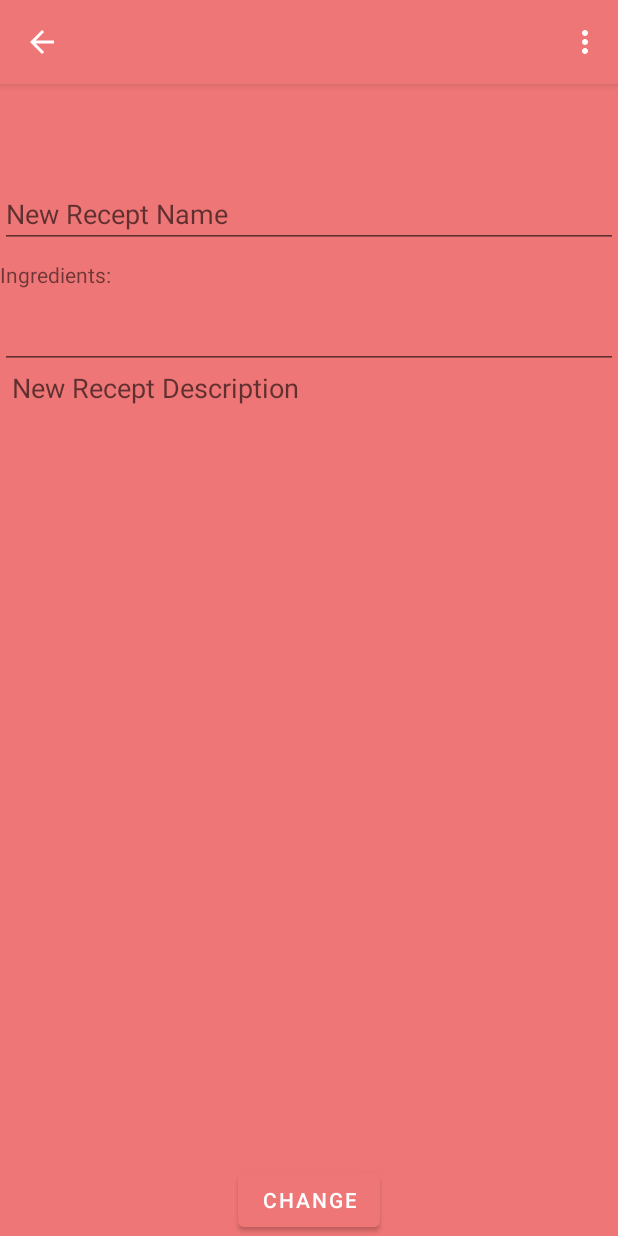
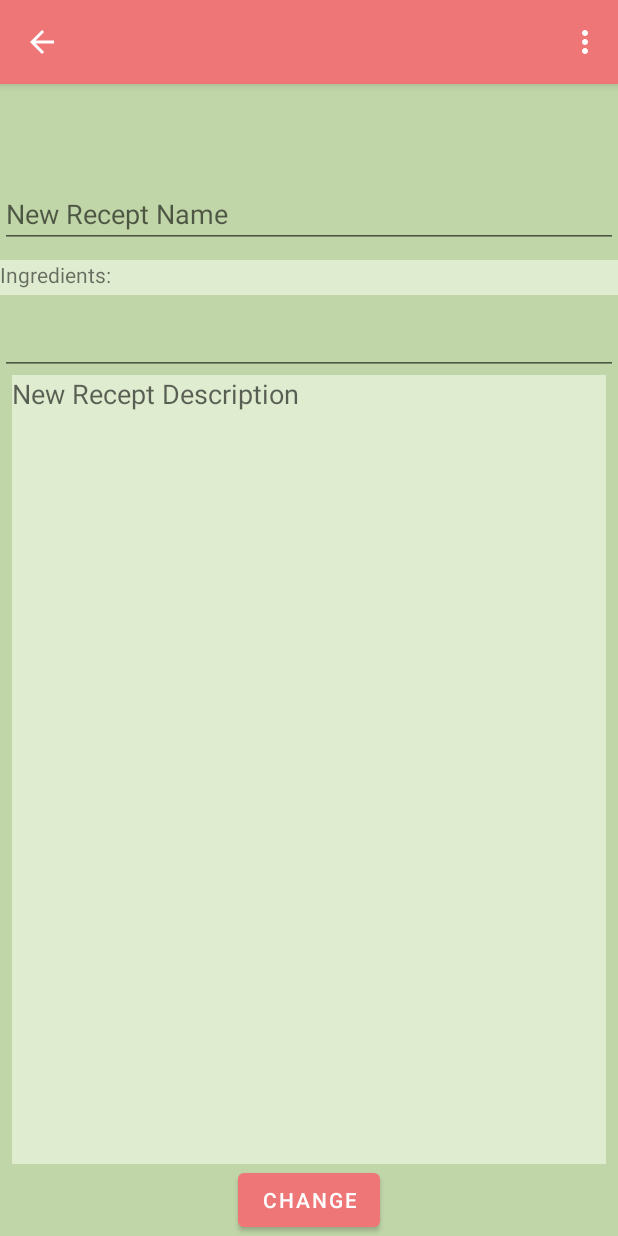
Before and after one commit to KipelovM/edadeda, an Android app: the fragment ChangeRecept placed in its activity, on a phone screen of 412 x 824 dp. Run offline under Robolectric (Android 15) with nearby library versions, the phone set to English and light mode, and no system bars; our stand-ins replace Firebase (no records; nobody signed in at launch, a user with empty details on screens opened directly).

Commit message:
disign patch

```diff
--- a/app/src/main/res/layout/fragment_change_recept.xml
+++ b/app/src/main/res/layout/fragment_change_recept.xml
@@ -8,7 +8,8 @@
 
     <androidx.constraintlayout.widget.ConstraintLayout
         android:layout_width="match_parent"
-        android:layout_height="match_parent">
+        android:layout_height="match_parent"
+        android:background="#C0D5A8">
 
         <EditText
             android:id="@+id/etDscript2"
@@ -16,7 +17,7 @@
             android:layout_height="0dp"
             android:layout_marginStart="8dp"
             android:layout_marginEnd="8dp"
-            android:background="#00000000"
+            android:background="#DFECD0"
             android:ems="10"
             android:gravity="top|left"
             android:hint="New Recept Description"
@@ -64,9 +65,10 @@
 
         <TextView
             android:id="@+id/textView6"
-            android:layout_width="wrap_content"
-            android:layout_height="wrap_content"
+            android:layout_width="412dp"
+            android:layout_height="23dp"
             android:layout_marginTop="8dp"
+            android:background="#DFECD0"
             android:text="Ingredients:"
             app:layout_constraintStart_toStartOf="parent"
             app:layout_constraintTop_toBottomOf="@+id/etRecName2" />
```
